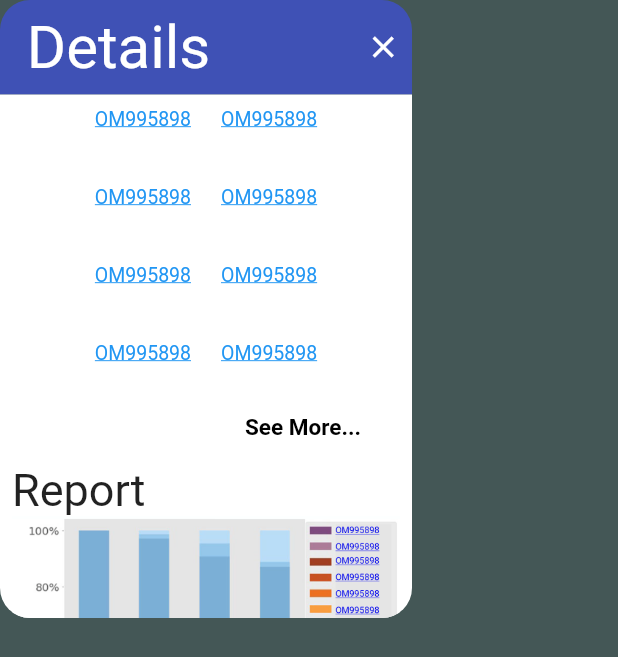
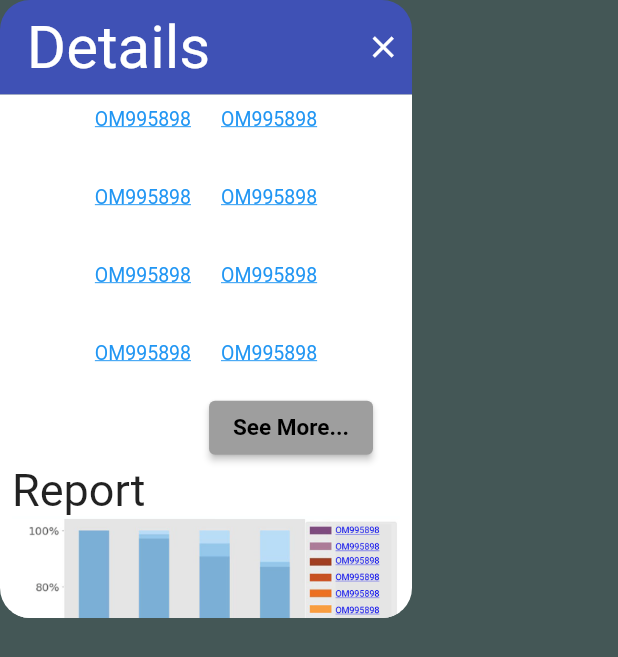
Before and after one commit to Fried-man/CENT, a Flutter app: the RegionCard widget shown alone on an empty page, opened directly with empty values, scrolled down 576 dp, on a phone screen of 412 x 824 dp. Shown: the top 657 px of the screen. Run offline on Flutter 3.47's test engine with Material 2 defaults, Android fonts, the phone set to English and light mode, and no system bars; drawn by our look-alikes of auto_size_text; our stand-ins replace firebase_auth, firebase_core, google_maps_flutter; accounts and stored records are empty.

Commit message:
made the see more button an elevated button so it is easier to see that it can be clicked

```diff
--- a/lib/tabs/region.dart
+++ b/lib/tabs/region.dart
@@ -253,7 +253,10 @@ class _RegionCard extends State<RegionCard> {
                             padding: EdgeInsets.only(right: 18),
                             child: Align(
                               alignment: Alignment.centerRight,
-                              child: TextButton(
+                              child: ElevatedButton(
+                                  style: TextButton.styleFrom(
+                                    textStyle: const TextStyle(fontSize: 20),
+                                  ),
                                 onPressed: () => Navigator.push(
                                   context,
                                   MaterialPageRoute(builder: (context) => VariantView(country: widget.country))
```
